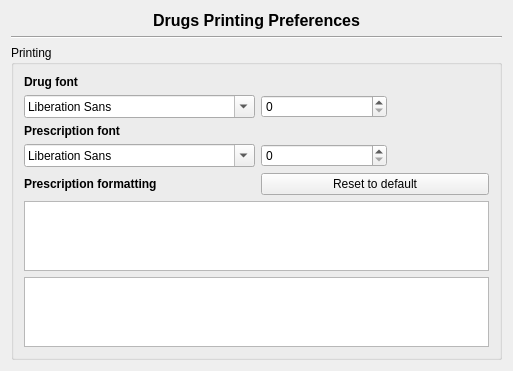
The window that plugins/drugsplugin/drugspreferences/drugsprintoptionspage.ui (FreeHealth/freehealth) describes before a commit, drawn with Qt 5.
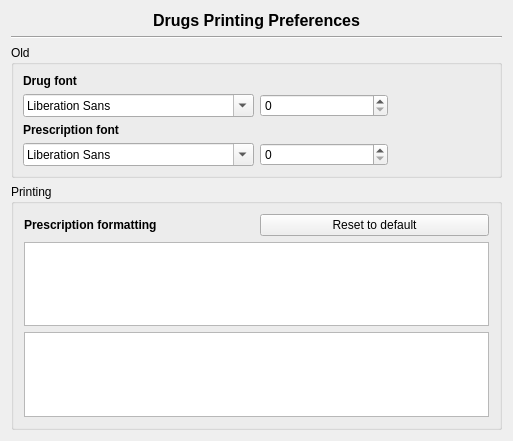
The same window after the commit. Custom widgets are drawn as their Qt base class.

What changed in the file:
```diff
--- a/plugins/drugsplugin/drugspreferences/drugsprintoptionspage.ui
+++ b/plugins/drugsplugin/drugspreferences/drugsprintoptionspage.ui
@@ -7,7 +7,7 @@
     <x>0</x>
     <y>0</y>
     <width>513</width>
-    <height>351</height>
+    <height>441</height>
    </rect>
   </property>
   <property name="windowTitle">
@@ -44,22 +44,26 @@
      </property>
     </widget>
    </item>
+   <item row="5" column="0">
+    <spacer name="verticalSpacer">
+     <property name="orientation">
+      <enum>Qt::Vertical</enum>
+     </property>
+     <property name="sizeHint" stdset="0">
+      <size>
+       <width>20</width>
+       <height>40</height>
+      </size>
+     </property>
+    </spacer>
+   </item>
    <item row="2" column="0">
-    <widget class="QGroupBox" name="groupBox_3">
-     <property name="sizePolicy">
-      <sizepolicy hsizetype="Preferred" vsizetype="Preferred">
-       <horstretch>0</horstretch>
-       <verstretch>0</verstretch>
-      </sizepolicy>
-     </property>
+    <widget class="QGroupBox" name="oldGroupBox">
      <property name="title">
-      <string>Printing</string>
+      <string>Old</string>
      </property>
-     <layout class="QGridLayout" name="gridLayout_9">
-      <property name="margin">
-       <number>10</number>
-      </property>
-      <item row="2" column="1">
+     <layout class="QGridLayout" name="gridLayout">
+      <item row="0" column="0">
        <widget class="QLabel" name="label_11">
         <property name="font">
          <font>
@@ -72,20 +76,7 @@
         </property>
        </widget>
       </item>
-      <item row="4" column="1">
-       <widget class="QLabel" name="label_12">
-        <property name="font">
-         <font>
-          <weight>75</weight>
-          <bold>true</bold>
-         </font>
-        </property>
-        <property name="text">
-         <string>Prescription font</string>
-        </property>
-       </widget>
-      </item>
-      <item row="3" column="1">
+      <item row="1" column="0">
        <widget class="QFontComboBox" name="drugFontCombo">
         <property name="sizePolicy">
          <sizepolicy hsizetype="Preferred" vsizetype="Preferred">
@@ -95,7 +86,7 @@
         </property>
        </widget>
       </item>
-      <item row="3" column="2">
+      <item row="1" column="1">
        <layout class="QHBoxLayout" name="horizontalLayout_4">
         <property name="spacing">
          <number>12</number>
@@ -205,7 +196,20 @@
         </item>
        </layout>
       </item>
-      <item row="5" column="1">
+      <item row="2" column="0">
+       <widget class="QLabel" name="label_12">
+        <property name="font">
+         <font>
+          <weight>75</weight>
+          <bold>true</bold>
+         </font>
+        </property>
+        <property name="text">
+         <string>Prescription font</string>
+        </property>
+       </widget>
+      </item>
+      <item row="3" column="0">
        <widget class="QFontComboBox" name="prescriptionFontCombo">
         <property name="sizePolicy">
          <sizepolicy hsizetype="Preferred" vsizetype="Preferred">
@@ -215,7 +219,7 @@
         </property>
        </widget>
       </item>
-      <item row="5" column="2">
+      <item row="3" column="1">
        <layout class="QHBoxLayout" name="horizontalLayout_5">
         <property name="spacing">
          <number>12</number>
@@ -325,7 +329,25 @@
         </item>
        </layout>
       </item>
-      <item row="6" column="1">
+     </layout>
+    </widget>
+   </item>
+   <item row="3" column="0">
+    <widget class="QGroupBox" name="groupBox_3">
+     <property name="sizePolicy">
+      <sizepolicy hsizetype="Preferred" vsizetype="Preferred">
+       <horstretch>0</horstretch>
+       <verstretch>0</verstretch>
+      </sizepolicy>
+     </property>
+     <property name="title">
+      <string>Printing</string>
+     </property>
+     <layout class="QGridLayout" name="gridLayout_9">
+      <property name="margin">
+       <number>10</number>
+      </property>
+      <item row="2" column="1">
        <widget class="QLabel" name="label_2">
         <property name="font">
          <font>
@@ -338,17 +360,17 @@
         </property>
        </widget>
       </item>
-      <item row="7" column="1" colspan="2">
+      <item row="3" column="1" colspan="2">
        <widget class="Editor::TextEditor" name="prescriptionFormatting"/>
       </item>
-      <item row="6" column="2">
+      <item row="2" column="2">
        <widget class="QPushButton" name="defaultFormattingButton">
         <property name="text">
          <string>Reset to default</string>
         </property>
        </widget>
       </item>
-      <item row="8" column="1" colspan="2">
+      <item row="4" column="1" colspan="2">
        <widget class="QTextEdit" name="formatingSample">
         <property name="enabled">
          <bool>true</bool>
@@ -361,19 +383,6 @@
      </layout>
     </widget>
    </item>
-   <item row="3" column="0">
-    <spacer name="verticalSpacer">
-     <property name="orientation">
-      <enum>Qt::Vertical</enum>
-     </property>
-     <property name="sizeHint" stdset="0">
-      <size>
-       <width>20</width>
-       <height>40</height>
-      </size>
-     </property>
-    </spacer>
-   </item>
   </layout>
  </widget>
  <customwidgets>
```
